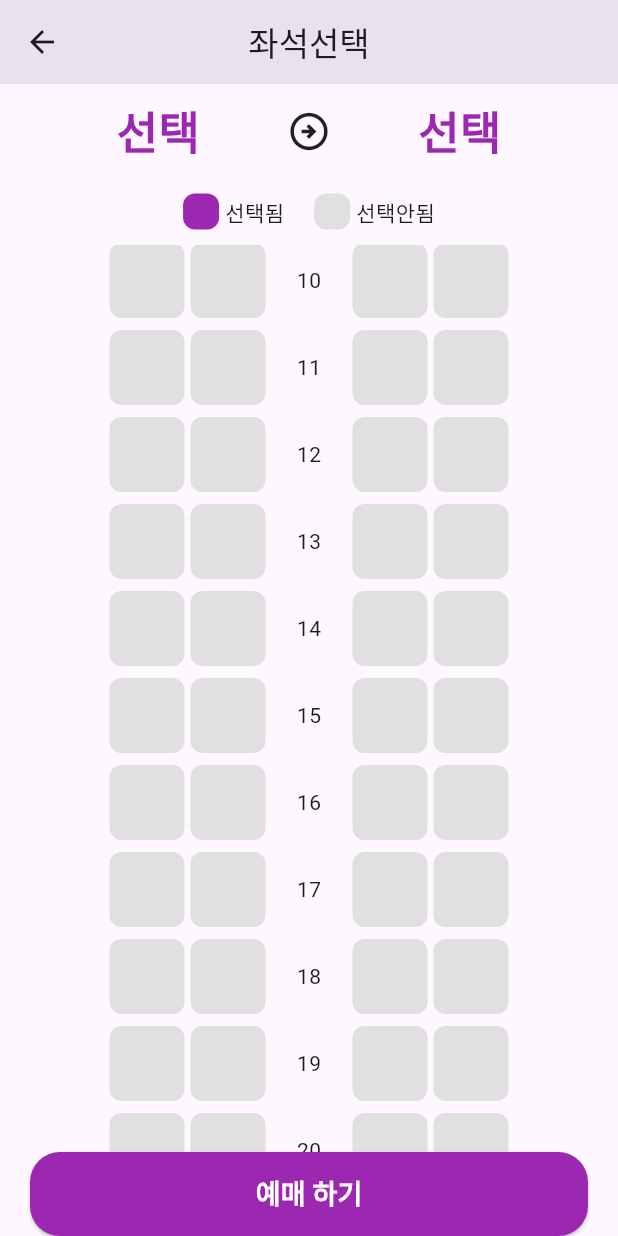
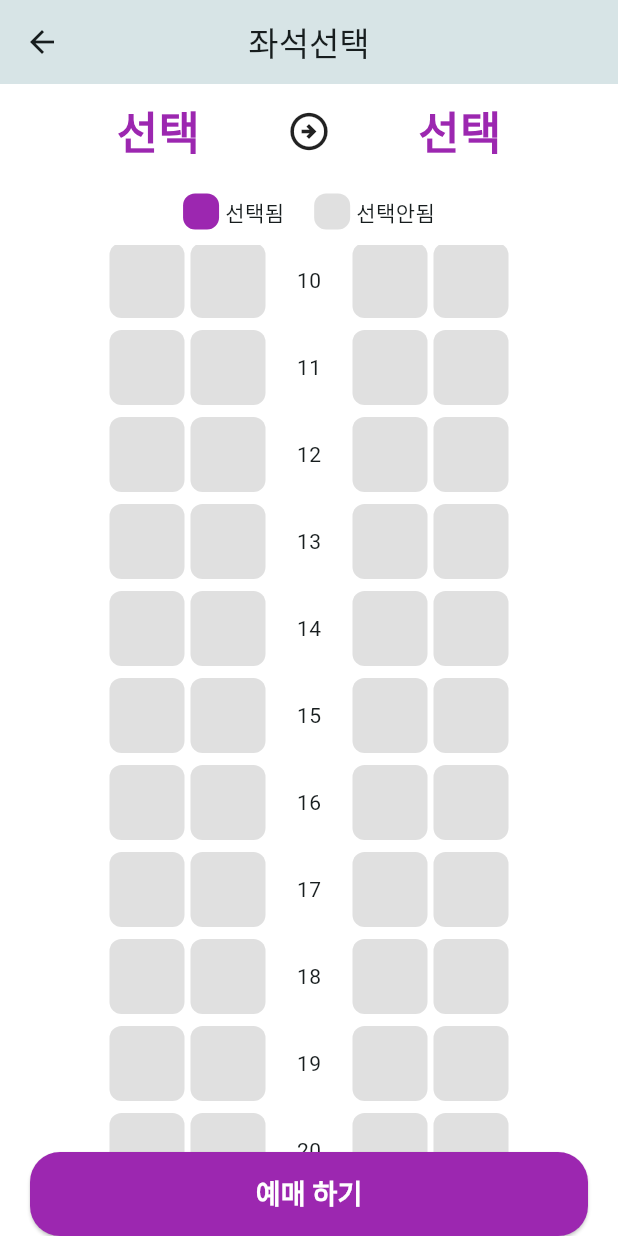
Before and after one commit to moong414/flutter_train_app, a Flutter app: the SeatPage screen opened directly with empty values, scrolled down 576 dp, on a phone screen of 412 x 824 dp. Run offline on Flutter 3.47's test engine with Material 3 defaults, Android fonts, the phone set to English and light mode, and no system bars.

Commit message:
feat: theme테마 색상 지정

```diff
--- a/lib/home_page.dart
+++ b/lib/home_page.dart
@@ -62,7 +62,7 @@ class _HomePageState extends State<HomePage> {
       appBar: AppBar(title: Text('기차 예매'), centerTitle: true),
       body: Container(
         width: double.infinity,
-        color: Colors.grey[200],
+        color: Theme.of(context).colorScheme.secondaryContainer,
         child: Padding(
           padding: EdgeInsets.symmetric(horizontal: 20),
           child: Column(
@@ -72,13 +72,13 @@ class _HomePageState extends State<HomePage> {
                 width: double.infinity,
                 height: 200,
                 decoration: BoxDecoration(
-                  color: Colors.white,
+                  color: Theme.of(context).colorScheme.tertiary,
                   borderRadius: BorderRadius.circular(20),
                 ),
                 child: Row(
                   children: [
                     selectStationBox(1, '출발역'),
-                    Container(width: 2, height: 50, color: Colors.grey[400]),
+                    Container(width: 2, height: 50, color: Theme.of(context).colorScheme.outline),
                     selectStationBox(2, '도착역'),
                   ],
                 ),
--- a/lib/seat_page.dart
+++ b/lib/seat_page.dart
@@ -20,7 +20,7 @@ class _SeatPageState extends State<SeatPage> {
           style: TextStyle(
             fontSize: 30,
             fontWeight: FontWeight.bold,
-            color: Colors.purple,
+            color: Theme.of(context).colorScheme.primary,
           ),
         ),
       ),
@@ -84,7 +84,7 @@ class _SeatPageState extends State<SeatPage> {
           height: 50,
           decoration: BoxDecoration(
             borderRadius: BorderRadius.circular(8),
-            color: isSelected ? Colors.purple : Colors.grey[300],
+            color: isSelected ?  Theme.of(context).colorScheme.primary : Theme.of(context).colorScheme.tertiaryContainer,
           ),
         ),
       ),
@@ -162,7 +162,7 @@ class _SeatPageState extends State<SeatPage> {
                           width: 24,
                           height: 24,
                           decoration: BoxDecoration(
-                            color: Colors.purple,
+                            color: Theme.of(context).colorScheme.primary,
                             borderRadius: BorderRadius.circular(8),
                           ),
                         ),
--- a/lib/station_list_page.dart
+++ b/lib/station_list_page.dart
@@ -43,7 +43,7 @@ class _StationListPageState extends State<StationListPage> {
       width: double.infinity,
       decoration: BoxDecoration(
         border: Border(
-          bottom: BorderSide(color: Colors.grey[300] ?? Colors.grey, width: 1),
+          bottom: BorderSide(color: Theme.of(context).colorScheme.outline, width: 1),
         ),
       ),
       child: GestureDetector(
```
Also changed, not shown: lib/main.dart (+32 -1 lines).
